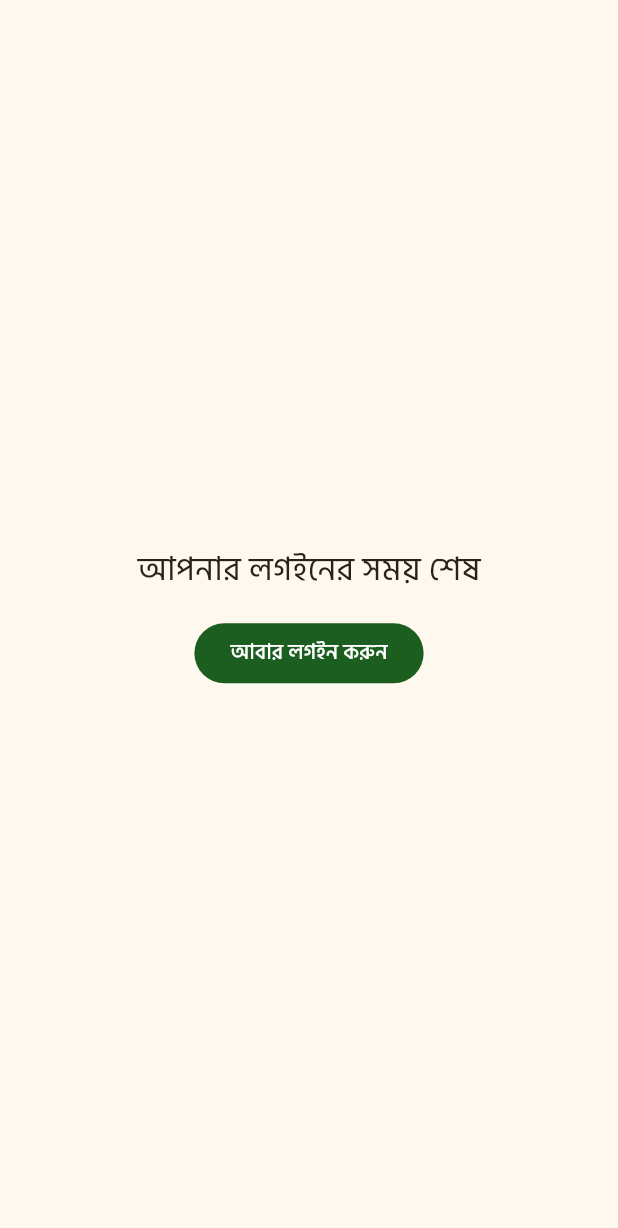
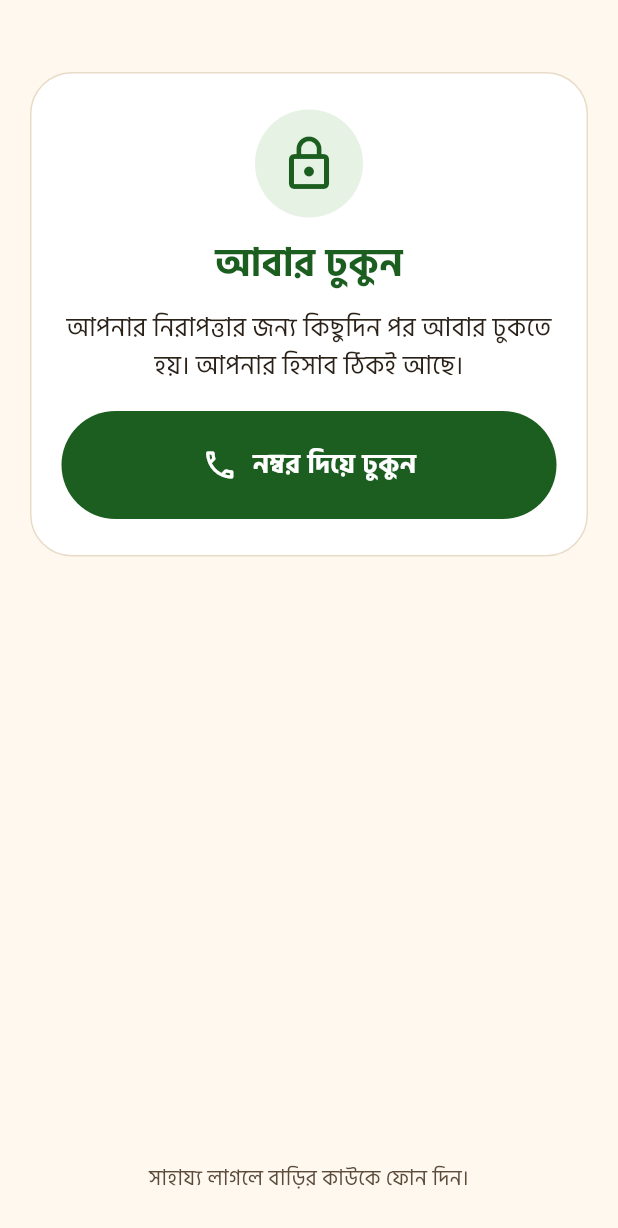
Before and after one commit to raihan31/amar-poribar, a Flutter app: the SessionExpiredScreen screen opened by its route, on a phone screen of 412 x 824 dp. Shown: the top 1228 px of the screen. Run offline on Flutter 3.47's test engine with Material 3 defaults, Android fonts, the phone set to English and light mode, and no system bars; our stand-ins replace drift, fl_chart, flutter_riverpod, flutter_secure_storage, flutter_tts, go_router and 3 more; missing offline and left inert: nearby_connections; accounts and stored records are empty; generated files the repository leaves out were written again.

Commit message:
T-MOB-16: F6 Session expired and invite expired *(screen)*
Also touched outside the Files list: login_controller/login_screen (other-number dialog),
local_store (wipeLocalData), router/screens (moved SessionExpiredScreen), a11y registry,
router_test (new button key, memory token store).

Co-Authored-By: Claude Sonnet 5.5 <noreply@anthropic.com>

```diff
--- a/apps/mobile/lib/app/router.dart
+++ b/apps/mobile/lib/app/router.dart
@@ -3,6 +3,7 @@ import 'package:flutter_riverpod/flutter_riverpod.dart';
 import 'package:go_router/go_router.dart';
 
 import '../features/auth/ui/login_screen.dart';
+import '../features/auth/ui/session_expired_screen.dart';
 import '../features/onboarding/ui/welcome_screen.dart';
 import '../features/voice/ui/voice_fallback_screen.dart';
 import '../presentation/providers/auth_provider.dart';
--- a/apps/mobile/lib/app/screens.dart
+++ b/apps/mobile/lib/app/screens.dart
@@ -53,32 +53,3 @@ class ErrorScreen extends StatelessWidget {
     );
   }
 }
-
-/// Tells the person the sign-in ended and brings them back to where they were.
-class SessionExpiredScreen extends StatelessWidget {
-  const SessionExpiredScreen({super.key, this.from});
-
-  final String? from;
-
-  @override
-  Widget build(BuildContext context) {
-    final target = from == null
-        ? Routes.login
-        : '${Routes.login}?from=${Uri.encodeQueryComponent(from!)}';
-    return Scaffold(
-      body: Center(
-        child: Column(
-          mainAxisSize: MainAxisSize.min,
-          children: [
-            const Text('আপনার লগইনের সময় শেষ', style: TextStyle(fontSize: 22)),
-            const SizedBox(height: 16),
-            FilledButton(
-              onPressed: () => context.go(target),
-              child: const Text('আবার লগইন করুন'),
-            ),
-          ],
-        ),
-      ),
-    );
-  }
-}
--- /dev/null
+++ b/apps/mobile/lib/features/auth/ui/session_expired_screen.dart
@@ -0,0 +1,113 @@
+import 'package:flutter/material.dart';
+import 'package:flutter_riverpod/flutter_riverpod.dart';
+import 'package:go_router/go_router.dart';
+
+import '../../../app/redirects.dart';
+import '../../../core/l10n/l10n_x.dart';
+import '../../../core/theme/tokens.dart';
+import '../../../presentation/providers/auth_provider.dart';
+import '../../../ui/big_button.dart';
+
+/// F6: the refresh token failed. Calm wording, one big button (FR-AUTH-09).
+/// Board: SessionExpired.dc.html. Route `/session-expired?from=`.
+///
+/// The button clears the tokens but keeps the local database, then opens
+/// `/login?from=<encoded>`; after sign-in the login screen returns to `from`.
+class SessionExpiredScreen extends ConsumerWidget {
+  const SessionExpiredScreen({super.key, this.from});
+
+  final String? from;
+
+  Future<void> _signInAgain(BuildContext context, WidgetRef ref) async {
+    await ref.read(tokenStoreProvider).clear();
+    if (!context.mounted) return;
+    final target = from == null
+        ? Routes.login
+        : '${Routes.login}?from=${Uri.encodeQueryComponent(from!)}';
+    context.go(target);
+  }
+
+  @override
+  Widget build(BuildContext context, WidgetRef ref) {
+    final l10n = context.l10n;
+    return Scaffold(
+      backgroundColor: AppTokens.bg,
+      body: SafeArea(
+        child: Padding(
+          padding: const EdgeInsets.symmetric(horizontal: 20),
+          child: Column(
+            children: [
+              const SizedBox(height: 48),
+              Container(
+                width: double.infinity,
+                padding:
+                    const EdgeInsets.symmetric(horizontal: 20, vertical: 24),
+                decoration: BoxDecoration(
+                  color: AppTokens.white,
+                  borderRadius: BorderRadius.circular(28),
+                  border: Border.all(color: AppTokens.border),
+                ),
+                child: Column(
+                  children: [
+                    Container(
+                      width: 72,
+                      height: 72,
+                      decoration: const BoxDecoration(
+                        color: AppTokens.greenTint,
+                        shape: BoxShape.circle,
+                      ),
+                      child: const ExcludeSemantics(
+                        child: Icon(
+                          Icons.lock_outline,
+                          size: 40,
+                          color: AppTokens.green,
+                        ),
+                      ),
+                    ),
+                    const SizedBox(height: 12),
+                    Text(
+                      l10n.auth_expired_title,
+                      textAlign: TextAlign.center,
+                      style: const TextStyle(
+                        fontSize: 26,
+                        fontWeight: FontWeight.w700,
+                        color: AppTokens.green,
+                      ),
+                    ),
+                    const SizedBox(height: 12),
+                    Text(
+                      l10n.auth_expired_body,
+                      textAlign: TextAlign.center,
+                      style: const TextStyle(
+                        fontSize: 17,
+                        height: 1.45,
+                        color: AppTokens.ink,
+                      ),
+                    ),
+                    const SizedBox(height: 18),
+                    BigButton(
+                      key: const Key('session_expired_sign_in'),
+                      label: l10n.auth_expired_button,
+                      icon: Icons.phone_outlined,
+                      height: 72,
+                      onPressed: () => _signInAgain(context, ref),
+                    ),
+                  ],
+                ),
+              ),
+              const Spacer(),
+              Padding(
+                padding: const EdgeInsets.only(bottom: 28),
+                child: Text(
+                  l10n.auth_expired_footer,
+                  textAlign: TextAlign.center,
+                  style: const TextStyle(fontSize: 14, color: AppTokens.muted),
+                ),
+              ),
+            ],
+          ),
+        ),
+      ),
+    );
+  }
+}
--- a/apps/mobile/lib/l10n/app_bn.arb
+++ b/apps/mobile/lib/l10n/app_bn.arb
@@ -88,5 +88,18 @@
   "onb_welcome_on": "চালু",
   "onb_welcome_off": "বন্ধ",
   "onb_welcome_later": "পরে সেটিং থেকে বদলাতে পারবেন।",
-  "onb_welcome_continue": "এগিয়ে চলুন"
+  "onb_welcome_continue": "এগিয়ে চলুন",
+  "auth_expired_title": "আবার ঢুকুন",
+  "auth_expired_body": "আপনার নিরাপত্তার জন্য কিছুদিন পর আবার ঢুকতে হয়। আপনার হিসাব ঠিকই আছে।",
+  "auth_expired_button": "নম্বর দিয়ে ঢুকুন",
+  "auth_expired_footer": "সাহায্য লাগলে বাড়ির কাউকে ফোন দিন।",
+  "auth_expired_otherUser": "এটি অন্য নম্বর। এই ফোনের আগের তথ্য মুছে ফেলব?",
+  "auth_expired_otherUserWipe": "হ্যাঁ, মুছে ফেলুন",
+  "auth_expired_otherUserKeep": "না",
+  "auth_inviteExpired_title": "আমন্ত্রণের মেয়াদ শেষ",
+  "auth_inviteExpired_body": "কোনো সমস্যা নেই। যিনি ডেকেছিলেন, তাঁকে নতুন লিংক পাঠাতে বলুন।",
+  "auth_inviteExpired_nudge": "{inviter}কে কম্পন দিন",
+  "@auth_inviteExpired_nudge": {
+    "placeholders": {"inviter": {"type": "String"}}
+  }
 }
```
Also changed, not shown: apps/mobile/lib/data/database/local_store.dart (+16 -0 lines), apps/mobile/lib/features/auth/state/login_controller.dart (+36 -4 lines), apps/mobile/lib/features/auth/state/session_owner.dart (added, +66 -0 lines), apps/mobile/lib/features/auth/ui/invite_expired_card.dart (added, +79 -0 lines), apps/mobile/lib/features/auth/ui/login_screen.dart (+44 -1 lines), apps/mobile/lib/l10n/app_en.arb (+11 -1 lines), 6 other files.
